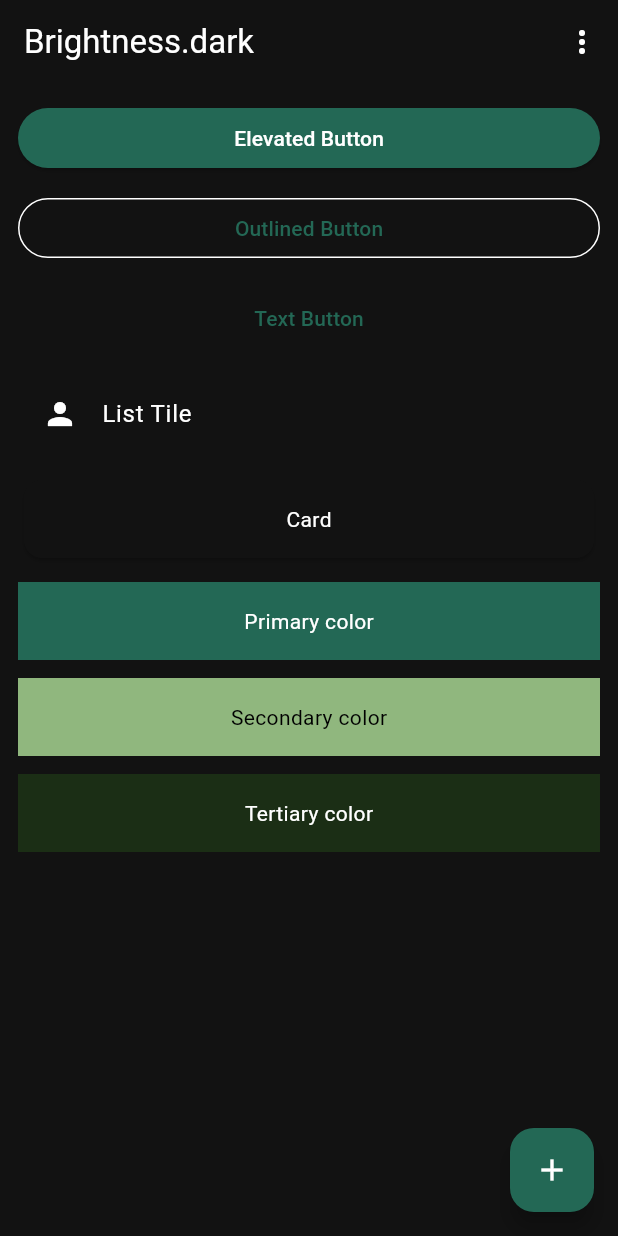
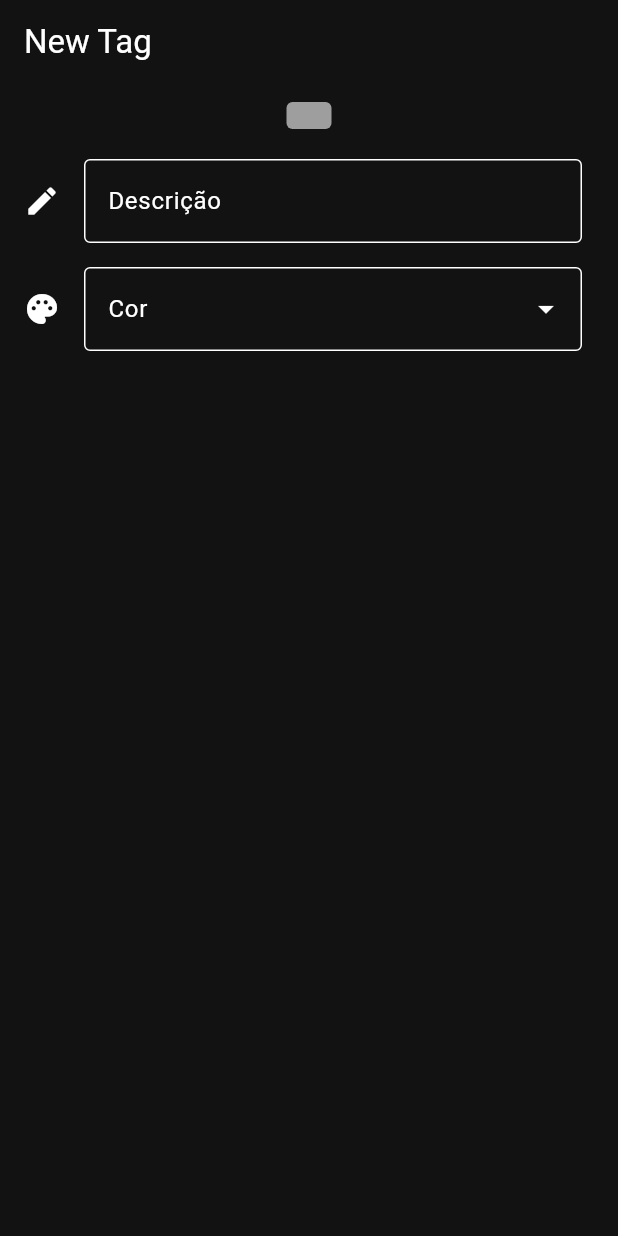
Before and after one commit to collbreno/xpenses, a Flutter app: the screen it shows after launch, on a phone screen of 412 x 824 dp. Run offline on Flutter 3.47's test engine with Material 3 defaults, Android fonts, the phone set to English and light mode, and no system bars; our stand-ins replace math_expressions; missing offline and left inert: money2.

Commit message:
implementing formfields

```diff
--- a/lib/main.dart
+++ b/lib/main.dart
@@ -1,7 +1,5 @@
 import 'package:flutter/material.dart';
-import 'package:xpenses/pages/home_page.dart';
-import 'package:xpenses/pages/new_expense_page.dart';
-import 'package:xpenses/pages/theme_visualizer.dart';
+import 'package:xpenses/pages/new_tag.dart';
 
 void main() {
   runApp(const MyApp());
@@ -40,7 +38,7 @@ class MyApp extends StatelessWidget {
           ),
         ),
       ),
-      home: const ThemeVisualizer(),
+      home: const NewTagPage(),
     );
   }
 }
--- /dev/null
+++ b/lib/pages/new_tag.dart
@@ -0,0 +1,57 @@
+import 'package:flutter/material.dart';
+import 'package:xpenses/widgets/form_fields/color_form_field.dart';
+import 'package:xpenses/widgets/form_fields/string_form_field.dart';
+import 'package:xpenses/widgets/tag_chip.dart';
+
+class NewTagPage extends StatefulWidget {
+  const NewTagPage({super.key});
+
+  @override
+  State<NewTagPage> createState() => _NewTagPageState();
+}
+
+class _NewTagPageState extends State<NewTagPage> {
+  late String _text;
+  late Color _color;
+
+  @override
+  void initState() {
+    super.initState();
+    _text = '';
+    _color = Colors.grey;
+  }
+
+  @override
+  Widget build(BuildContext context) {
+    return Scaffold(
+      appBar: AppBar(
+        title: const Text('New Tag'),
+      ),
+      body: Column(
+        mainAxisSize: MainAxisSize.min,
+        children: [
+          Padding(
+            padding: const EdgeInsets.all(12),
+            child: TagChip(
+              text: _text,
+              color: _color,
+            ),
+          ),
+          StringFormField(
+            maxLines: 1,
+            onChanged: (value) {
+              setState(() {
+                _text = value;
+              });
+            },
+          ),
+          ColorFormField(
+            onChanged: (value) => setState(() {
+              _color = value;
+            }),
+          ),
+        ],
+      ),
+    );
+  }
+}
--- /dev/null
+++ b/lib/widgets/form_fields/color_form_field.dart
@@ -0,0 +1,62 @@
+import 'package:flutter/material.dart';
+import 'package:xpenses/utils/color_utils.dart';
+import 'package:xpenses/widgets/picker_dialog.dart';
+
+class ColorFormField extends FormField<Color> {
+  ColorFormField({
+    super.key,
+    super.initialValue,
+    ValueChanged<Color>? onChanged,
+    super.onSaved,
+  }) : super(
+          validator: (value) {
+            if (value == null) return 'Não pode ser vazio';
+            return null;
+          },
+          builder: (state) {
+            return Builder(
+              builder: (context) {
+                return ListTile(
+                  onTap: () async {
+                    final result = await showPickerDialog(
+                      context: context,
+                      columns: 5,
+                      items: ColorUtils.getColorList(),
+                      initialValue: state.value,
+                      itemBuilder: (color) {
+                        return Icon(
+                          Icons.circle,
+                          color: color,
+                          size: 48,
+                        );
+                      },
+                    );
+                    if (result != null) {
+                      state.didChange(result);
+                      onChanged?.call(result);
+                    }
+                  },
+                  title: InputDecorator(
+                    isEmpty: state.value == null,
+                    decoration: InputDecoration(
+                      icon: const Icon(Icons.palette),
+                      border: const OutlineInputBorder(),
+                      hintText: 'Insira a cor',
+                      labelText: 'Cor',
+                      errorText: state.errorText,
+                      suffixIcon: const Icon(Icons.arrow_drop_down),
+                    ),
+                    child: state.value == null
+                        ? null
+                        : Container(
+                            width: double.maxFinite,
+                            height: 20,
+                            color: state.value,
+                          ),
+                  ),
+                );
+              },
+            );
+          },
+        );
+}
--- /dev/null
+++ b/lib/widgets/form_fields/string_form_field.dart
@@ -0,0 +1,37 @@
+import 'package:flutter/material.dart';
+
+class StringFormField extends FormField<String> {
+  StringFormField({
+    super.key,
+    super.onSaved,
+    ValueChanged<String>? onChanged,
+    int maxLines = 1,
+  }) : super(
+          validator: (value) {
+            if (value == null || value.isEmpty) return 'Não pode ser vazio';
+            return null;
+          },
+          autovalidateMode: AutovalidateMode.onUserInteraction,
+          builder: (state) {
+            return Builder(builder: (context) {
+              return ListTile(
+                title: TextField(
+                  maxLines: maxLines,
+                  minLines: 1,
+                  onChanged: (value) {
+                    state.didChange(value);
+                    onChanged?.call(value);
+                  },
+                  decoration: InputDecoration(
+                    icon: const Icon(Icons.edit),
+                    border: const OutlineInputBorder(),
+                    hintText: 'Insira a descrição',
+                    labelText: 'Descrição',
+                    errorText: state.errorText,
+                  ),
+                ),
+              );
+            });
+          },
+        );
+}
--- /dev/null
+++ b/lib/widgets/tag_chip.dart
@@ -0,0 +1,44 @@
+import 'package:flutter/material.dart';
+import 'package:xpenses/utils/color_utils.dart';
+
+class TagChip extends StatelessWidget {
+  final String text;
+  final Color color;
+
+  const TagChip({
+    super.key,
+    required this.text,
+    required this.color,
+  });
+
+  @override
+  Widget build(BuildContext context) {
+    return Center(
+      child: Container(
+        constraints: const BoxConstraints(
+          maxWidth: 200,
+          minWidth: 30,
+          minHeight: 18,
+          maxHeight: 18,
+        ),
+        padding: const EdgeInsets.symmetric(horizontal: 6, vertical: 2),
+        decoration: BoxDecoration(
+          borderRadius: BorderRadius.circular(4),
+          color: color,
+        ),
+        child: FittedBox(
+          alignment: Alignment.center,
+          child: text.isEmpty
+              ? null
+              : Text(
+                  text,
+                  style: TextStyle(
+                    color: color.contrastedColor,
+                    fontWeight: FontWeight.w700,
+                  ),
+                ),
+        ),
+      ),
+    );
+  }
+}
--- a/pubspec.yaml
+++ b/pubspec.yaml
@@ -36,6 +36,8 @@ dependencies:
   # Use with the CupertinoIcons class for iOS style icons.
   cupertino_icons: ^1.0.6
   math_expressions: ^2.4.0
+  money2: ^4.1.0
+  intl: ^0.19.0
 
 dev_dependencies:
   flutter_test:
```
Also changed, not shown: lib/constants.dart (added, +7 -0 lines), lib/pages/new_expense_page.dart (+61 -5 lines), lib/utils/color_utils.dart (added, +36 -0 lines), lib/widgets/calculator.dart (+9 -3 lines), lib/widgets/form_fields/date_form_field.dart (added, +50 -0 lines), lib/widgets/form_fields/value_form_field.dart (added, +48 -0 lines), lib/widgets/picker_dialog.dart (added, +94 -0 lines), lib/widgets/selectable_item.dart (added, +27 -0 lines), pubspec.lock.
